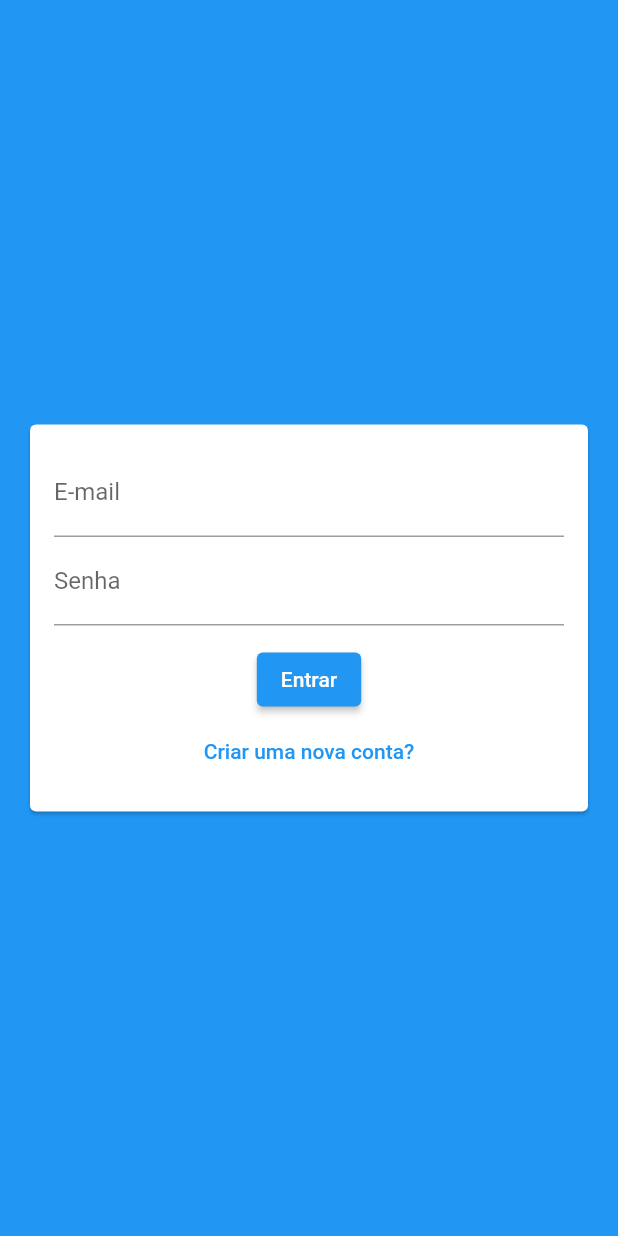
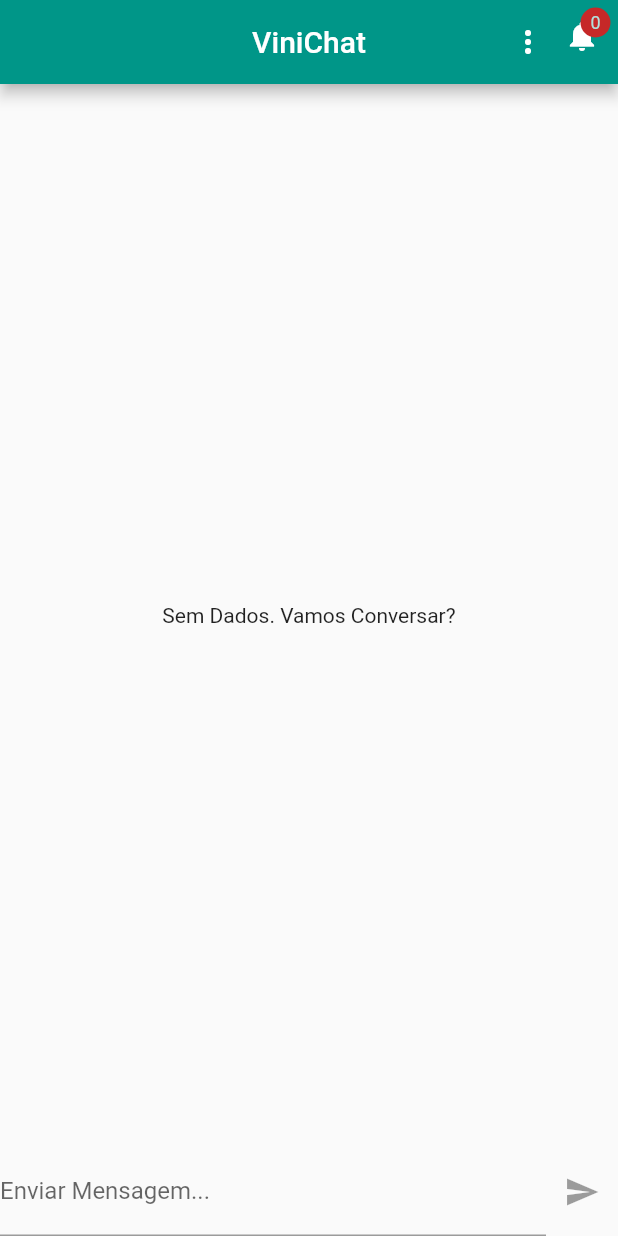
Before and after one commit to viniciusbernardo22/Dart_Chat, a Flutter app: the screen it shows after launch, on a phone screen of 412 x 824 dp. Run offline on Flutter 3.47's test engine with Material 2 defaults, Android fonts, the phone set to English and light mode, and no system bars; our stand-ins replace firebase_core, image_picker; accounts and stored records are empty.

```diff
--- /dev/null
+++ b/lib/components/messages.dart
@@ -0,0 +1,40 @@
+import 'package:chat/components/message_bubble.dart';
+import 'package:chat/core/models/chat_message.dart';
+import 'package:chat/core/services/auth/auth_service.dart';
+import 'package:chat/core/services/chat/chat_service.dart';
+import 'package:flutter/material.dart';
+
+class Messages extends StatelessWidget {
+  const Messages({Key? key}) : super(key: key);
+
+  @override
+  Widget build(BuildContext context) {
+    final currentUser = AuthService().currentUser;
+    print(currentUser?.id);
+    return StreamBuilder<List<ChatMessage>>(
+      stream: ChatService().messagesStream(),
+      builder: (ctx, snapshot) {
+        print(snapshot.hasData);
+        if (snapshot.connectionState == ConnectionState.waiting) {
+          return Center(
+            child: CircularProgressIndicator(),
+          );
+        } else if (!snapshot.hasData || snapshot.data!.isEmpty) {
+          return Center(child: Text('Sem Dados. Vamos Conversar?'));
+        } else {
+          final msgs = snapshot.data!;
+          return ListView.builder(
+            reverse: true,
+            itemCount: msgs.length,
+            itemBuilder: (BuildContext ctx, int i) => MessageBubble(
+              key: ValueKey(msgs[i].id),
+              message: msgs[i],
+              belongsToCurrentUser:
+                  currentUser?.id == msgs[i].userId ? true : false,
+            ),
+          );
+        }
+      },
+    );
+  }
+}
--- /dev/null
+++ b/lib/components/new_message.dart
@@ -0,0 +1,44 @@
+import 'package:chat/core/services/auth/auth_service.dart';
+import 'package:chat/core/services/chat/chat_service.dart';
+import 'package:flutter/material.dart';
+
+class NewMessage extends StatefulWidget {
+  const NewMessage({Key? key}) : super(key: key);
+
+  @override
+  State<NewMessage> createState() => _NewMessageState();
+}
+
+class _NewMessageState extends State<NewMessage> {
+  String _message = '';
+  final _messageController = TextEditingController();
+
+  Future<void> _sendMessage() async {
+    final user = AuthService().currentUser;
+    if (user != null) {
+      ChatService().save(_message, user);
+      _messageController.clear();
+    }
+  }
+
+  @override
+  Widget build(BuildContext context) {
+    return Row(children: [
+      Expanded(
+        child: TextField(
+            controller: _messageController,
+            onChanged: (msg) => setState(() => _message = msg),
+            decoration: InputDecoration(labelText: 'Enviar Mensagem...'),
+            onSubmitted: (_) {
+              if (_message.trim().isNotEmpty) {
+                _sendMessage();
+              }
+            }),
+      ),
+      IconButton(
+        onPressed: _message.trim().isEmpty ? null : _sendMessage,
+        icon: const Icon(Icons.send),
+      )
+    ]);
+  }
+}
--- /dev/null
+++ b/lib/core/models/chat_message.dart
@@ -0,0 +1,18 @@
+class ChatMessage {
+  final String id;
+  final String text;
+  final DateTime createdAt;
+
+  final String userId;
+  final String userName;
+  final String userImageURL;
+
+  const ChatMessage({
+    required this.id,
+    required this.text,
+    required this.createdAt,
+    required this.userId,
+    required this.userName,
+    required this.userImageURL,
+  });
+}
--- /dev/null
+++ b/lib/core/models/chat_notification.dart
@@ -0,0 +1,9 @@
+class ChatNotification {
+  final String title;
+  final String body;
+
+  const ChatNotification({
+    required this.title,
+    required this.body,
+  });
+}
--- a/lib/core/services/auth/auth_mock_service.dart
+++ b/lib/core/services/auth/auth_mock_service.dart
@@ -1,23 +1,60 @@
+import 'dart:async';
 import 'dart:io';
+import 'dart:math';
 
 import 'package:chat/core/services/auth/auth_service.dart';
 
 import '../../models/chat_user.dart';
 
 class AuthMockService implements AuthService {
-  static Map<String, ChatUser> _users = {};
+  static final _defaultUser = ChatUser(
+    id: "1",
+    name: "Ana",
+    email: "Ana@gmail.com",
+    imageURL: "assets/images/avatar.png",
+  );
+  static Map<String, ChatUser> _users = {_defaultUser.email: _defaultUser};
   static ChatUser? _currentUser;
+  static MultiStreamController<ChatUser?>? _controller;
+  static final _userStream = Stream<ChatUser?>.multi((controller) {
+    _controller = controller;
+    _updateUser(_defaultUser);
+  });
 
   ChatUser? get currentUser {
     return _currentUser;
   }
 
-  Stream<ChatUser?> get userChanges {}
+  Stream<ChatUser?> get userChanges {
+    return _userStream;
+  }
 
   Future<void> signup(
-      String nome, String email, String password, File image) async {}
+    String name,
+    String email,
+    String password,
+    File? image,
+  ) async {
+    final newUser = ChatUser(
+      id: Random().nextDouble().toString(),
+      name: name,
+      email: email,
+      imageURL: image?.path ?? "assets/images/avatar.png",
+    );
+    _users.putIfAbsent(email, () => newUser);
+    _updateUser(newUser);
+  }
 
-  Future<void> login(String email, String password) async {}
+  Future<void> login(String email, String password) async {
+    _updateUser(_users[email]);
+  }
 
-  Future<void> logout() async {}
+  Future<void> logout() async {
+    _updateUser(null);
+  }
+
+  static void _updateUser(ChatUser? user) {
+    _currentUser = user;
+    _controller?.add(_currentUser);
+  }
 }
--- a/lib/core/services/auth/auth_service.dart
+++ b/lib/core/services/auth/auth_service.dart
@@ -1,5 +1,6 @@
 import 'dart:io';
 
+import 'package:chat/core/services/auth/auth_mock_service.dart';
 import '../../models/chat_user.dart';
 
 abstract class AuthService {
@@ -11,11 +12,16 @@ abstract class AuthService {
     String nome,
     String email,
     String password,
-    File image,
+    File? image,
   );
   Future<void> login(
     String email,
     String password,
   );
   Future<void> logout();
+
+  factory AuthService() {
+    return AuthMockService();
+    // return AuthFirebaseService();
+  }
 }
--- /dev/null
+++ b/lib/core/services/chat/chat_mock_service.dart
@@ -0,0 +1,61 @@
+import 'dart:async';
+import 'dart:math';
+import 'package:chat/core/models/chat_message.dart';
+import 'package:chat/core/services/chat/chat_service.dart';
+
+import '../../models/chat_user.dart';
+
+class ChatMockService implements ChatService {
+  static final List<ChatMessage> _msgs = [
+    // ChatMessage(
+    //   id: "2",
+    //   text: "Oi, Bom dia",
+    //   createdAt: DateTime.now(),
+    //   userId: '2',
+    //   userName: "Ana",
+    //   userImageURL:
+    //       "https://cdn.pixabay.com/photo/2016/08/20/05/38/avatar-1606916_960_720.png",
+    // ),
+    // ChatMessage(
+    //     id: "1",
+    //     text: "Oi, Como vai?",
+    //     createdAt: DateTime.now(),
+    //     userId: '1',
+    //     userName: "Ana",
+    //     userImageURL: 'assets/images/avatar.png'),
+    // ChatMessage(
+    //   id: "3",
+    //   text: "Fala pessoal !! Bom dia.",
+    //   createdAt: DateTime.now(),
+    //   userId: '3',
+    //   userName: "Teste 3",
+    //   userImageURL:
+    //       "https://i.ytimg.com/vi/lWS2mrM8oe0/hqdefault.jpg?sqp=-oaymwEbCKgBEF5IVfKriqkDDggBFQAAiEIYAXABwAEG&rs=AOn4CLA2rRqs1PA9MbRaWhI6TUMdDYXglw",
+    // ),
+  ];
+  static MultiStreamController<List<ChatMessage>>? _controller;
+
+  static final _msgsStream = Stream<List<ChatMessage>>.multi((controller) {
+    _controller = controller;
+    controller.add(_msgs);
+  });
+
+  Stream<List<ChatMessage>> messagesStream() {
+    return _msgsStream;
+  }
+
+//Salvar mensagens recebidas (params mensagem e usuario que enviou.)
+  Future<ChatMessage> save(String text, ChatUser user) async {
+    final newMessage = ChatMessage(
+        id: Random().nextDouble().toString(),
+        text: text,
+        createdAt: DateTime.now(),
+        userId: user.id,
+        userName: user.name,
+        userImageURL: user.imageURL);
+
+    _msgs.add(newMessage);
+    _controller?.add(_msgs.reversed.toList());
+    return newMessage;
+  }
+}
--- /dev/null
+++ b/lib/core/services/chat/chat_service.dart
@@ -0,0 +1,16 @@
+import 'package:chat/core/services/chat/chat_mock_service.dart';
+
+import '../../models/chat_message.dart';
+import '../../models/chat_user.dart';
+
+abstract class ChatService {
+  //Stream de novas mensagens.
+  Stream<List<ChatMessage>> messagesStream();
+
+//Salvar mensagens recebidas (params mensagem e usuario que enviou.)
+  Future<ChatMessage> save(String text, ChatUser user);
+
+  factory ChatService() {
+    return ChatMockService();
+  }
+}
--- /dev/null
+++ b/lib/core/services/notification/chat_notification_service.dart
@@ -0,0 +1,24 @@
+import 'package:chat/core/models/chat_notification.dart';
+import 'package:flutter/cupertino.dart';
+
+class ChatNotificationService with ChangeNotifier {
+  List<ChatNotification> _items = [];
+
+  List<ChatNotification> get items {
+    return [..._items];
+  }
+
+  int get itemsCount {
+    return _items.length;
+  }
+
+  void add(ChatNotification notification) {
+    _items.add(notification);
+    notifyListeners();
+  }
+
+  void remove(int i) {
+    _items.removeAt(i);
+    notifyListeners();
+  }
+}
--- a/lib/main.dart
+++ b/lib/main.dart
@@ -1,6 +1,7 @@
-import 'package:chat/pages/auth_page.dart';
-import 'package:chat/pages/loading_page.dart';
+import 'package:chat/core/services/notification/chat_notification_service.dart';
+import 'package:chat/pages/auth_or_app_page.dart';
 import 'package:flutter/material.dart';
+import 'package:provider/provider.dart';
 
 void main() {
   runApp(const MyApp());
@@ -9,16 +10,20 @@ void main() {
 class MyApp extends StatelessWidget {
   const MyApp({Key? key}) : super(key: key);
 
-
   @override
   Widget build(BuildContext context) {
-    return MaterialApp(
-      title: 'Flutter Demo',
-      theme: ThemeData(
-
-        primarySwatch: Colors.blue,
+    return MultiProvider(
+      providers: [
+        ChangeNotifierProvider(create: (_) => ChatNotificationService()),
+      ],
+      child: MaterialApp(
+        title: 'Flutter Demo',
+        theme: ThemeData(
+          primarySwatch: Colors.teal,
+        ),
+        home: AuthOrAppPage(),
+        debugShowCheckedModeBanner: false,
       ),
-      home: AuthPage(),
     );
   }
 }
--- /dev/null
+++ b/lib/pages/auth_or_app_page.dart
@@ -0,0 +1,37 @@
+import 'package:chat/core/models/chat_user.dart';
+import 'package:chat/core/services/auth/auth_service.dart';
+import 'package:chat/pages/auth_page.dart';
+import 'package:chat/pages/chat_page.dart';
+import 'package:chat/pages/loading_page.dart';
+import 'package:flutter/material.dart';
+import 'package:firebase_core/firebase_core.dart';
+
+class AuthOrAppPage extends StatelessWidget {
+  const AuthOrAppPage({Key? key}) : super(key: key);
+
+  Future<void> init(BuildContext context) async {
+    await Firebase.initializeApp();
+  }
+
+  @override
+  Widget build(BuildContext context) {
+    return FutureBuilder(
+        future: init(context),
+        builder: (ctx, snapshot) {
+          if (snapshot.connectionState == ConnectionState.waiting) {
+            return LoadingPage();
+          } else {
+            return StreamBuilder<ChatUser?>(
+              stream: AuthService().userChanges,
+              builder: (ctx, snapshot) {
+                if (snapshot.connectionState == ConnectionState.waiting) {
+                  return LoadingPage();
+                } else {
+                  return snapshot.hasData ? const ChatPage() : const AuthPage();
+                }
+              },
+            );
+          }
+        });
+  }
+}
--- /dev/null
+++ b/lib/pages/chat_page.dart
@@ -0,0 +1,93 @@
+import 'dart:math';
+
+import 'package:chat/components/messages.dart';
+import 'package:chat/components/new_message.dart';
+import 'package:chat/core/services/auth/auth_service.dart';
+import 'package:chat/pages/notification_Page.dart';
+import 'package:flutter/material.dart';
+import 'package:provider/provider.dart';
+
+import '../core/models/chat_notification.dart';
+import '../core/services/notification/chat_notification_service.dart';
+
+class ChatPage extends StatelessWidget {
+  const ChatPage({Key? key}) : super(key: key);
+
+  @override
+  Widget build(BuildContext context) {
+    return Scaffold(
+      appBar: AppBar(
+        centerTitle: true,
+        title: Text(
+          'ViniChat',
+        ),
+        actions: [
+          DropdownButtonHideUnderline(
+            child: DropdownButton(
+              icon: Icon(
+                Icons.more_vert,
+                color: Theme.of(context).primaryIconTheme.color,
+              ),
+              items: [
+                DropdownMenuItem(
+                  value: 'logout',
+                  child: Container(
+                    child: Row(
+                      children: [
+                        Icon(
+                          Icons.exit_to_app,
+                          color: Colors.black87,
+                        ),
+                        SizedBox(width: 10),
+                        Text('Sair'),
+                      ],
+                    ),
+                  ),
+                ),
+              ],
+              onChanged: (value) {
+                if (value == 'logout') {
+                  AuthService().logout();
+                }
+              },
+            ),
+          ),
+          Stack(
+            children: [
+              IconButton(
+                onPressed: () {
+                  Navigator.of(context).push(
+                    MaterialPageRoute(builder: (ctx) {
+                      return NotificationPage();
+                    }),
+                  );
+                },
+                icon: Icon(Icons.notifications),
+              ),
+              Positioned(
+                top: 5,
+                right: 5,
+                child: CircleAvatar(
+                  maxRadius: 10,
+                  backgroundColor: Colors.red.shade800,
+                  child: Text(
+                    '${Provider.of<ChatNotificationService>(context).itemsCount}',
+                    style: TextStyle(fontSize: 12),
+                  ),
+                ),
+              ),
+            ],
+          )
+        ],
+      ),
+      body: SafeArea(
+        child: Column(
+          children: [
+            Expanded(child: Messages()),
+            NewMessage(),
+          ],
+        ),
+      ),
+    );
+  }
+}
```
Also changed, not shown: lib/components/message_bubble.dart (added, +99 -0 lines), lib/pages/auth_page.dart (+10 -4 lines), lib/pages/notification_Page.dart (added, +26 -0 lines), pubspec.yaml (+6 -2 lines), assets/images/avatar.png (added), pubspec.lock, 4 other files.
